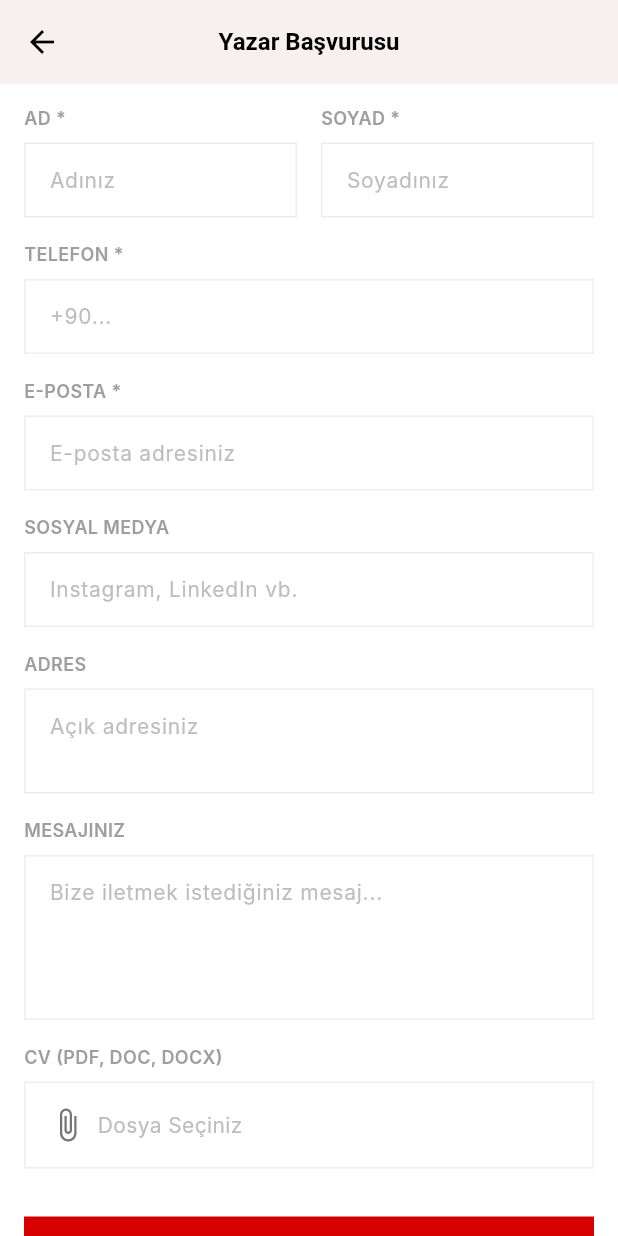
After one commit to gorkemoa/franchisemarketturkiye, a Flutter app: the WriterApplicationView screen opened directly, scrolled down 155 dp, after a tap on "Başvuruyu Gönder", on a phone screen of 412 x 824 dp. The commit adds this screen. Run offline on Flutter 3.47's test engine with Material 3 defaults, Android fonts, the light colour scheme and no system bars; our stand-ins replace file_picker, flutter_svg, flutter_widget_from_html, shared_preferences, youtube_player_flutter; accounts and stored records are empty; network calls fail; Roboto replaces fonts that are missing (Inter).

Commit message:
feat: Implement writer application feature with form, CV upload, and API integration.

```diff
--- a/lib/app/api_constants.dart
+++ b/lib/app/api_constants.dart
@@ -17,4 +17,6 @@ class ApiConstants {
       '$baseUrl/api/v1/cities/$cityId/districts';
   static const String updateAddress = '$baseUrl/api/v1/customers/address';
   static const String updatePassword = '$baseUrl/api/v1/customers/password';
+  static const String writerApplications =
+      '$baseUrl/api/v1/writer-applications';
 }
--- /dev/null
+++ b/lib/viewmodels/writer_application_view_model.dart
@@ -0,0 +1,113 @@
+import 'package:flutter/material.dart';
+import 'package:franchisemarketturkiye/services/writer_application_service.dart';
+import 'package:file_picker/file_picker.dart';
+
+class WriterApplicationViewModel extends ChangeNotifier {
+  final WriterApplicationService _service = WriterApplicationService();
+
+  bool _isLoading = false;
+  bool get isLoading => _isLoading;
+
+  String? _errorMessage;
+  String? get errorMessage => _errorMessage;
+
+  String? _successMessage;
+  String? get successMessage => _successMessage;
+
+  String? _cvPath;
+  String? get cvPath => _cvPath;
+  String? get cvName => _cvPath?.split('/').last;
+
+  final TextEditingController firstNameController = TextEditingController();
+  final TextEditingController lastNameController = TextEditingController();
+  final TextEditingController phoneController = TextEditingController();
+  final TextEditingController emailController = TextEditingController();
+  final TextEditingController socialMediaController = TextEditingController();
+  final TextEditingController addressController = TextEditingController();
+  final TextEditingController messageController = TextEditingController();
+
+  Future<void> pickCv() async {
+    try {
+      FilePickerResult? result = await FilePicker.pickFiles(
+        type: FileType.custom,
+        allowedExtensions: ['pdf', 'doc', 'docx'],
+      );
+
+      if (result != null && result.files.single.path != null) {
+        _cvPath = result.files.single.path;
+        _errorMessage = null; // Clear error if any
+        notifyListeners();
+      }
+    } catch (e) {
+      _errorMessage = 'Dosya seçimi sırasında hata oluştu: $e';
+      notifyListeners();
+    }
+  }
+
+  void removeCv() {
+    _cvPath = null;
+    notifyListeners();
+  }
+
+  Future<bool> submitApplication() async {
+    // Validate
+    if (firstNameController.text.isEmpty ||
+        lastNameController.text.isEmpty ||
+        phoneController.text.isEmpty ||
+        emailController.text.isEmpty) {
+      _errorMessage = 'Lütfen zorunlu alanları (*) doldurunuz.';
+      notifyListeners();
+      return false;
+    }
+
+    _isLoading = true;
+    _errorMessage = null;
+    _successMessage = null;
+    notifyListeners();
+
+    try {
+      final result = await _service.createApplication(
+        firstname: firstNameController.text,
+        lastname: lastNameController.text,
+        phone: phoneController.text,
+        email: emailController.text,
+        socialMedia: socialMediaController.text,
+        address: addressController.text,
+        message: messageController.text,
+        cvPath: _cvPath,
+      );
+
+      if (result.isSuccess) {
+        _successMessage = "Başvurunuz başarıyla alındı.";
+        firstNameController.clear();
+        lastNameController.clear();
+        phoneController.clear();
+        emailController.clear();
+        socialMediaController.clear();
+        addressController.clear();
+        messageController.clear();
+        _cvPath = null;
+      } else {
+        _errorMessage = result.error;
+      }
+    } catch (e) {
+      _errorMessage = "Hata oluştu: $e";
+    } finally {
+      _isLoading = false;
+      notifyListeners();
+    }
+    return _successMessage != null;
+  }
+
+  @override
+  void dispose() {
+    firstNameController.dispose();
+    lastNameController.dispose();
+    phoneController.dispose();
+    emailController.dispose();
+    socialMediaController.dispose();
+    addressController.dispose();
+    messageController.dispose();
+    super.dispose();
+  }
+}
--- /dev/null
+++ b/lib/views/profile/writer_application_view.dart
@@ -0,0 +1,283 @@
+import 'package:flutter/material.dart';
+import 'package:franchisemarketturkiye/viewmodels/writer_application_view_model.dart';
+
+class WriterApplicationView extends StatefulWidget {
+  const WriterApplicationView({super.key});
+
+  @override
+  State<WriterApplicationView> createState() => _WriterApplicationViewState();
+}
+
+class _WriterApplicationViewState extends State<WriterApplicationView> {
+  final WriterApplicationViewModel _viewModel = WriterApplicationViewModel();
+
+  @override
+  void dispose() {
+    _viewModel.dispose();
+    super.dispose();
+  }
+
+  @override
+  Widget build(BuildContext context) {
+    return Scaffold(
+      backgroundColor: Colors.white,
+      appBar: AppBar(
+        title: const Text(
+          'Yazar Başvurusu',
+        ), // As requested by user "Franchise Başvuruları" though it is writer app
+        centerTitle: true,
+        backgroundColor: Colors.white,
+        elevation: 0,
+        foregroundColor: Colors.black,
+      ),
+      body: SingleChildScrollView(
+        padding: const EdgeInsets.all(16.0),
+        child: ListenableBuilder(
+          listenable: _viewModel,
+          builder: (context, _) {
+            return Column(
+              crossAxisAlignment: CrossAxisAlignment.start,
+              children: [
+                const Text(
+                  'Başvuru Formu',
+                  style: TextStyle(
+                    fontSize: 20,
+                    fontWeight: FontWeight.bold,
+                    color: Colors.black87,
+                  ),
+                ),
+                const SizedBox(height: 8),
+                const Text(
+                  'Aşağıdaki formu doldurarak başvurunuzu bize iletebilirsiniz.',
+                  style: TextStyle(fontSize: 14, color: Colors.grey),
+                ),
+                const SizedBox(height: 24),
+
+                if (_viewModel.errorMessage != null) ...[
+                  Container(
+                    padding: const EdgeInsets.all(10),
+                    color: Colors.red.shade50,
+                    width: double.infinity,
+                    child: Text(
+                      _viewModel.errorMessage!,
+                      style: const TextStyle(color: Colors.red),
+                    ),
+                  ),
+                  const SizedBox(height: 16),
+                ],
+                if (_viewModel.successMessage != null) ...[
+                  Container(
+                    padding: const EdgeInsets.all(10),
+                    color: Colors.green.shade50,
+                    width: double.infinity,
+                    child: Text(
+                      _viewModel.successMessage!,
+                      style: const TextStyle(color: Colors.green),
+                    ),
+                  ),
+                  const SizedBox(height: 16),
+                ],
+
+                Row(
+                  children: [
+                    Expanded(
+                      child: _buildTextFieldGroup(
+                        label: 'AD *',
+                        hint: 'Adınız',
+                        controller: _viewModel.firstNameController,
+                      ),
+                    ),
+                    const SizedBox(width: 16),
+                    Expanded(
+                      child: _buildTextFieldGroup(
+                        label: 'SOYAD *',
+                        hint: 'Soyadınız',
+                        controller: _viewModel.lastNameController,
+                      ),
+                    ),
+                  ],
+                ),
+                const SizedBox(height: 16),
+
+                _buildTextFieldGroup(
+                  label: 'TELEFON *',
+                  hint: '+90...',
+                  controller: _viewModel.phoneController,
+                  keyboardType: TextInputType.phone,
+                ),
+                const SizedBox(height: 16),
+
+                _buildTextFieldGroup(
+                  label: 'E-POSTA *',
+                  hint: 'E-posta adresiniz',
+                  controller: _viewModel.emailController,
+                  keyboardType: TextInputType.emailAddress,
+                ),
+                const SizedBox(height: 16),
+
+                _buildTextFieldGroup(
+                  label: 'SOSYAL MEDYA',
+                  hint: 'Instagram, LinkedIn vb.',
+                  controller: _viewModel.socialMediaController,
+                ),
+                const SizedBox(height: 16),
+
+                _buildTextFieldGroup(
+                  label: 'ADRES',
+                  hint: 'Açık adresiniz',
+                  controller: _viewModel.addressController,
+                  maxLines: 2,
+                ),
+                const SizedBox(height: 16),
+
+                _buildTextFieldGroup(
+                  label: 'MESAJINIZ',
+                  hint: 'Bize iletmek istediğiniz mesaj...',
+                  controller: _viewModel.messageController,
+                  maxLines: 4,
+                ),
+                const SizedBox(height: 16),
+
+                // CV Upload
+                const Text(
+                  'CV (PDF, DOC, DOCX)',
+                  style: TextStyle(
+                    fontSize: 12,
+                    fontWeight: FontWeight.w600,
+                    color: Colors.grey,
+                  ),
+                ),
+                const SizedBox(height: 8),
+                InkWell(
+                  onTap: _viewModel.pickCv,
+                  child: Container(
+                    width: double.infinity,
+                    padding: const EdgeInsets.symmetric(
+                      vertical: 16,
+                      horizontal: 16,
+                    ),
+                    decoration: BoxDecoration(
+                      color: Colors.white,
+                      border: Border.all(color: Colors.grey.shade200),
+                    ),
+                    child: Row(
+                      children: [
+                        Icon(Icons.attach_file, color: Colors.grey.shade600),
+                        const SizedBox(width: 8),
+                        Expanded(
+                          child: Text(
+                            _viewModel.cvName ?? 'Dosya Seçiniz',
+                            style: TextStyle(
+                              color: _viewModel.cvName != null
+                                  ? Colors.black87
+                                  : Colors.grey.shade400,
+                              fontSize: 14,
+                            ),
+                            overflow: TextOverflow.ellipsis,
+                          ),
+                        ),
+                        if (_viewModel.cvName != null)
+                          IconButton(
+                            icon: const Icon(
+                              Icons.close,
+                              size: 20,
+                              color: Colors.grey,
+                            ),
+                            padding: EdgeInsets.zero,
+                            constraints: const BoxConstraints(),
+                            onPressed: _viewModel.removeCv,
+                          ),
+                      ],
+                    ),
+                  ),
+                ),
+
+                const SizedBox(height: 32),
+                SizedBox(
+                  width: double.infinity,
+                  height: 50,
+                  child: ElevatedButton(
+                    onPressed: _viewModel.isLoading
+                        ? null
+                        : () {
+                            _viewModel.submitApplication();
+                          },
+                    style: ElevatedButton.styleFrom(
+                      backgroundColor: const Color(0xFFD50000),
+                      foregroundColor: Colors.white,
+                      elevation: 0,
+                      shape: RoundedRectangleBorder(
+                        borderRadius: BorderRadius.circular(0),
+                      ),
+                    ),
+                    child: _viewModel.isLoading
+                        ? const SizedBox(
+                            width: 20,
+                            height: 20,
+                            child: CircularProgressIndicator(
+                              color: Colors.white,
+                              strokeWidth: 2,
+                            ),
+                          )
+                        : const Text(
+                            'Başvuruyu Gönder',
+                            style: TextStyle(
+                              fontSize: 16,
+                              fontWeight: FontWeight.bold,
+                            ),
+                          ),
+                  ),
+                ),
+              ],
+            );
+          },
+        ),
+      ),
+    );
+  }
+
+  Widget _buildTextFieldGroup({
+    required String label,
+    required String hint,
+    required TextEditingController controller,
+    TextInputType? keyboardType,
+    int maxLines = 1,
+  }) {
+    return Column(
+      crossAxisAlignment: CrossAxisAlignment.start,
+      children: [
+        Text(
+          label,
+          style: const TextStyle(
+            fontSize: 12,
+            fontWeight: FontWeight.w600,
+            color: Colors.grey,
+          ),
+        ),
+        const SizedBox(height: 8),
+        Container(
+          decoration: BoxDecoration(
+            color: Colors.white,
+            border: Border.all(color: Colors.grey.shade200),
+          ),
+          child: TextField(
+            controller: controller,
+            keyboardType: keyboardType,
+            maxLines: maxLines,
+            style: const TextStyle(fontSize: 14),
+            decoration: InputDecoration(
+              hintText: hint,
+              hintStyle: TextStyle(color: Colors.grey.shade400),
+              border: InputBorder.none,
+              contentPadding: const EdgeInsets.symmetric(
+                horizontal: 16,
+                vertical: 14,
+              ),
+              isDense: true,
+            ),
+          ),
+        ),
+      ],
+    );
+  }
+}
--- a/pubspec.yaml
+++ b/pubspec.yaml
@@ -40,6 +40,7 @@ dependencies:
   youtube_player_flutter: ^9.1.3
   flutter_widget_from_html: ^0.17.1
   shared_preferences: ^2.5.4
+  file_picker: ^10.3.9
 
 dev_dependencies:
   flutter_test:
```
Also changed, not shown: lib/core/network/api_client.dart (+58 -0 lines), lib/services/writer_application_service.dart (added, +51 -0 lines), lib/views/profile/profile_view.dart (+11 -3 lines), pubspec.lock, 2 other files.
